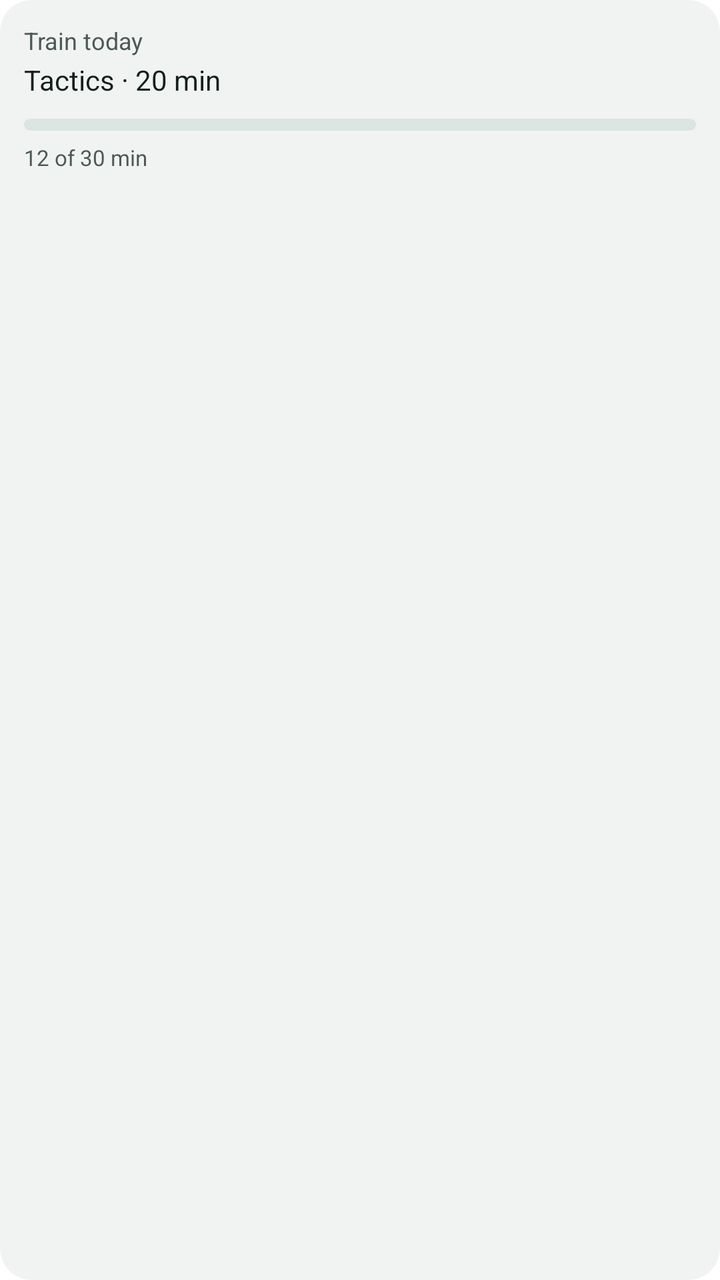
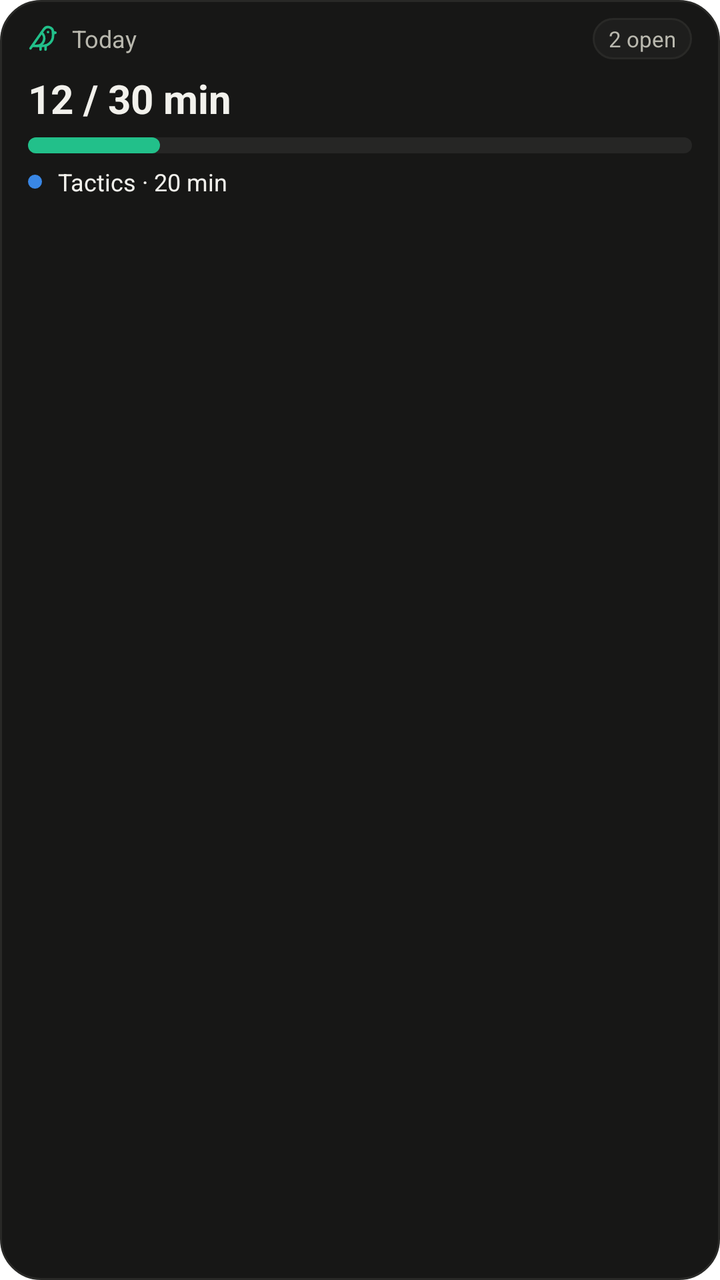

The first picture is an Android layout as it rendered before a commit; the second is the same layout after the commit. The layout source and the unified diff follow.
<!-- AndroidManifest.xml: application theme Theme.kiebitz -->
<!-- res/layout/widget_preview_today.xml -->
<?xml version="1.0" encoding="utf-8"?>
<LinearLayout xmlns:android="http://schemas.android.com/apk/res/android"
    android:layout_width="match_parent"
    android:layout_height="match_parent"
    android:orientation="vertical"
    android:background="@drawable/widget_preview_surface"
    android:padding="12dp">

    <TextView
        android:layout_width="wrap_content"
        android:layout_height="wrap_content"
        android:text="@string/widget_today_name"
        android:textColor="@color/widget_preview_ink_muted"
        android:textSize="12sp" />

    <TextView
        android:layout_width="wrap_content"
        android:layout_height="wrap_content"
        android:layout_marginTop="2dp"
        android:text="@string/widget_preview_unit"
        android:textColor="@color/widget_preview_ink"
        android:textSize="14sp" />

    <View
        android:layout_width="match_parent"
        android:layout_height="6dp"
        android:layout_marginTop="10dp"
        android:background="@drawable/widget_preview_chip" />

    <TextView
        android:layout_width="wrap_content"
        android:layout_height="wrap_content"
        android:layout_marginTop="6dp"
        android:text="@string/widget_preview_progress"
        android:textColor="@color/widget_preview_ink_muted"
        android:textSize="11sp" />
</LinearLayout>
<!-- resources referenced by this layout -->
<resources>
  <color name="widget_preview_ink">#FF14201B</color>
  <color name="widget_preview_ink_muted">#FF4C5A54</color>
  <!-- drawable widget_preview_chip (drawable) -->
  <?xml version="1.0" encoding="utf-8"?>
  <shape xmlns:android="http://schemas.android.com/apk/res/android" android:shape="rectangle">
      <corners android:radius="12dp" />
      <solid android:color="@color/widget_preview_chip" />
  </shape>
  <!-- drawable widget_preview_surface (drawable) -->
  <?xml version="1.0" encoding="utf-8"?>
  <shape xmlns:android="http://schemas.android.com/apk/res/android" android:shape="rectangle">
      <corners android:radius="16dp" />
      <solid android:color="@color/widget_preview_surface" />
  </shape>
  <string name="widget_preview_progress">12 of 30 min</string>
  <string name="widget_preview_unit">Tactics · 20 min</string>
  <string name="widget_today_name">Train today</string>
  <style name="Theme.kiebitz" parent="Theme.MaterialComponents.DayNight.NoActionBar">
          
      </style>
  <color name="widget_preview_chip">#FFDCE5E1</color>
  <color name="widget_preview_surface">#FFF1F3F2</color>
</resources>

<!-- the commit's change to res/layout/widget_preview_today.xml (unified diff, before → after) -->
@@ -3,35 +3,85 @@
     android:layout_width="match_parent"
     android:layout_height="match_parent"
     android:orientation="vertical"
-    android:background="@drawable/widget_preview_surface"
-    android:padding="12dp">
+    android:background="@drawable/widget_surface"
+    android:paddingLeft="14dp"
+    android:paddingRight="14dp"
+    android:paddingTop="9dp"
+    android:paddingBottom="10dp">
 
-    <TextView
-        android:layout_width="wrap_content"
+    <LinearLayout
+        android:layout_width="match_parent"
         android:layout_height="wrap_content"
-        android:text="@string/widget_today_name"
-        android:textColor="@color/widget_preview_ink_muted"
-        android:textSize="12sp" />
+        android:orientation="horizontal"
+        android:gravity="center_vertical">
 
-    <TextView
-        android:layout_width="wrap_content"
-        android:layout_height="wrap_content"
-        android:layout_marginTop="2dp"
-        android:text="@string/widget_preview_unit"
-        android:textColor="@color/widget_preview_ink"
-        android:textSize="14sp" />
+        <ImageView
+            android:layout_width="15dp"
+            android:layout_height="15dp"
+            android:src="@drawable/ic_widget_bird"
+            android:contentDescription="@null" />
 
-    <View
-        android:layout_width="match_parent"
-        android:layout_height="6dp"
-        android:layout_marginTop="10dp"
-        android:background="@drawable/widget_preview_chip" />
+        <TextView
+            android:layout_width="0dp"
+            android:layout_weight="1"
+            android:layout_height="wrap_content"
+            android:layout_marginStart="7dp"
+            android:text="@string/widget_today_short"
+            android:textColor="@color/widget_ink2"
+            android:textSize="12sp" />
+
+        <TextView
+            android:layout_width="wrap_content"
+            android:layout_height="wrap_content"
+            android:background="@drawable/widget_pill"
+            android:paddingLeft="8dp"
+            android:paddingRight="8dp"
+            android:paddingTop="3dp"
+            android:paddingBottom="3dp"
+            android:text="@string/widget_preview_open"
+            android:textColor="@color/widget_ink2"
+            android:textSize="11sp" />
+    </LinearLayout>
 
     <TextView
         android:layout_width="wrap_content"
         android:layout_height="wrap_content"
         android:layout_marginTop="6dp"
         android:text="@string/widget_preview_progress"
-        android:textColor="@color/widget_preview_ink_muted"
-        android:textSize="11sp" />
+        android:textColor="@color/widget_ink"
+        android:textSize="20sp"
+        android:textStyle="bold" />
+
+    <FrameLayout
+        android:layout_width="match_parent"
+        android:layout_height="8dp"
+        android:layout_marginTop="6dp"
+        android:background="@drawable/widget_track">
+
+        <View
+            android:layout_width="66dp"
+            android:layout_height="match_parent"
+            android:background="@drawable/widget_bar" />
+    </FrameLayout>
+
+    <LinearLayout
+        android:layout_width="match_parent"
+        android:layout_height="wrap_content"
+        android:layout_marginTop="6dp"
+        android:orientation="horizontal"
+        android:gravity="center_vertical">
+
+        <View
+            android:layout_width="7dp"
+            android:layout_height="7dp"
+            android:background="@drawable/widget_dot_tactics" />
+
+        <TextView
+            android:layout_width="wrap_content"
+            android:layout_height="wrap_content"
+            android:layout_marginStart="8dp"
+            android:text="@string/widget_preview_unit"
+            android:textColor="@color/widget_ink"
+            android:textSize="12sp" />
+    </LinearLayout>
 </LinearLayout>
<!-- resource entries referenced after the edit -->
@@ -1,26 +1,94 @@
 <!-- resources referenced by this layout -->
 <resources>
-  <color name="widget_preview_ink">#FF14201B</color>
-  <color name="widget_preview_ink_muted">#FF4C5A54</color>
-  <!-- drawable widget_preview_chip (drawable) -->
+  <color name="widget_ink">#FFF2F1EC</color>
+  <color name="widget_ink2">#FFB9B8AE</color>
+  <!-- drawable ic_widget_bird (drawable) -->
+  <?xml version="1.0" encoding="utf-8"?>
+  <vector xmlns:android="http://schemas.android.com/apk/res/android"
+      android:width="24dp"
+      android:height="24dp"
+      android:viewportWidth="24"
+      android:viewportHeight="24">
+      <path
+          android:pathData="M16 7h.01"
+          android:strokeColor="@color/widget_accent"
+          android:strokeWidth="2"
+          android:strokeLineCap="round"
+          android:strokeLineJoin="round" />
+      <path
+          android:pathData="M3.4 18H12a8 8 0 0 0 8-8V7a4 4 0 0 0-7.28-2.3L2 20"
+          android:strokeColor="@color/widget_accent"
+          android:strokeWidth="2"
+          android:strokeLineCap="round"
+          android:strokeLineJoin="round" />
+      <path
+          android:pathData="m20 7 2 .5-2 .5"
+          android:strokeColor="@color/widget_accent"
+          android:strokeWidth="2"
+          android:strokeLineCap="round"
+          android:strokeLineJoin="round" />
+      <path
+          android:pathData="M10 18v3"
+          android:strokeColor="@color/widget_accent"
+          android:strokeWidth="2"
+          android:strokeLineCap="round"
+          android:strokeLineJoin="round" />
+      <path
+          android:pathData="M14 17.75V21"
+          android:strokeColor="@color/widget_accent"
+          android:strokeWidth="2"
+          android:strokeLineCap="round"
+          android:strokeLineJoin="round" />
+      <path
+          android:pathData="M7 18a6 6 0 0 0 3.84-10.61"
+          android:strokeColor="@color/widget_accent"
+          android:strokeWidth="2"
+          android:strokeLineCap="round"
+          android:strokeLineJoin="round" />
+  </vector>
+  <!-- drawable widget_bar (drawable) -->
   <?xml version="1.0" encoding="utf-8"?>
   <shape xmlns:android="http://schemas.android.com/apk/res/android" android:shape="rectangle">
-      <corners android:radius="12dp" />
-      <solid android:color="@color/widget_preview_chip" />
+      <corners android:radius="999dp" />
+      <solid android:color="@color/widget_accent" />
   </shape>
-  <!-- drawable widget_preview_surface (drawable) -->
+  <!-- drawable widget_dot_tactics (drawable) -->
+  <?xml version="1.0" encoding="utf-8"?>
+  <shape xmlns:android="http://schemas.android.com/apk/res/android" android:shape="oval">
+      <solid android:color="@color/widget_area_tactics" />
+  </shape>
+  <!-- drawable widget_pill (drawable) -->
   <?xml version="1.0" encoding="utf-8"?>
   <shape xmlns:android="http://schemas.android.com/apk/res/android" android:shape="rectangle">
-      <corners android:radius="16dp" />
-      <solid android:color="@color/widget_preview_surface" />
+      <corners android:radius="999dp" />
+      <solid android:color="@color/widget_tile" />
+      <stroke android:width="1dp" android:color="@color/widget_line" />
   </shape>
-  <string name="widget_preview_progress">12 of 30 min</string>
+  <!-- drawable widget_surface (drawable) -->
+  <?xml version="1.0" encoding="utf-8"?>
+  <shape xmlns:android="http://schemas.android.com/apk/res/android" android:shape="rectangle">
+      <corners android:radius="20dp" />
+      <solid android:color="@color/widget_surface" />
+      <stroke android:width="1dp" android:color="@color/widget_line" />
+  </shape>
+  <!-- drawable widget_track (drawable) -->
+  <?xml version="1.0" encoding="utf-8"?>
+  <shape xmlns:android="http://schemas.android.com/apk/res/android" android:shape="rectangle">
+      <corners android:radius="999dp" />
+      <solid android:color="@color/widget_track" />
+  </shape>
+  <string name="widget_preview_open">2 open</string>
+  <string name="widget_preview_progress">12 / 30 min</string>
   <string name="widget_preview_unit">Tactics · 20 min</string>
-  <string name="widget_today_name">Train today</string>
+  <string name="widget_today_short">Today</string>
   <style name="Theme.kiebitz" parent="Theme.MaterialComponents.DayNight.NoActionBar">
           
       </style>
-  <color name="widget_preview_chip">#FFDCE5E1</color>
-  <color name="widget_preview_surface">#FFF1F3F2</color>
+  <color name="widget_accent">#FF22C08A</color>
+  <color name="widget_area_tactics">#FF3987E5</color>
+  <color name="widget_tile">#FF1E1E1D</color>
+  <color name="widget_line">#FF292927</color>
+  <color name="widget_surface">#FF171716</color>
+  <color name="widget_track">#FF262625</color>
 </resources>
 
